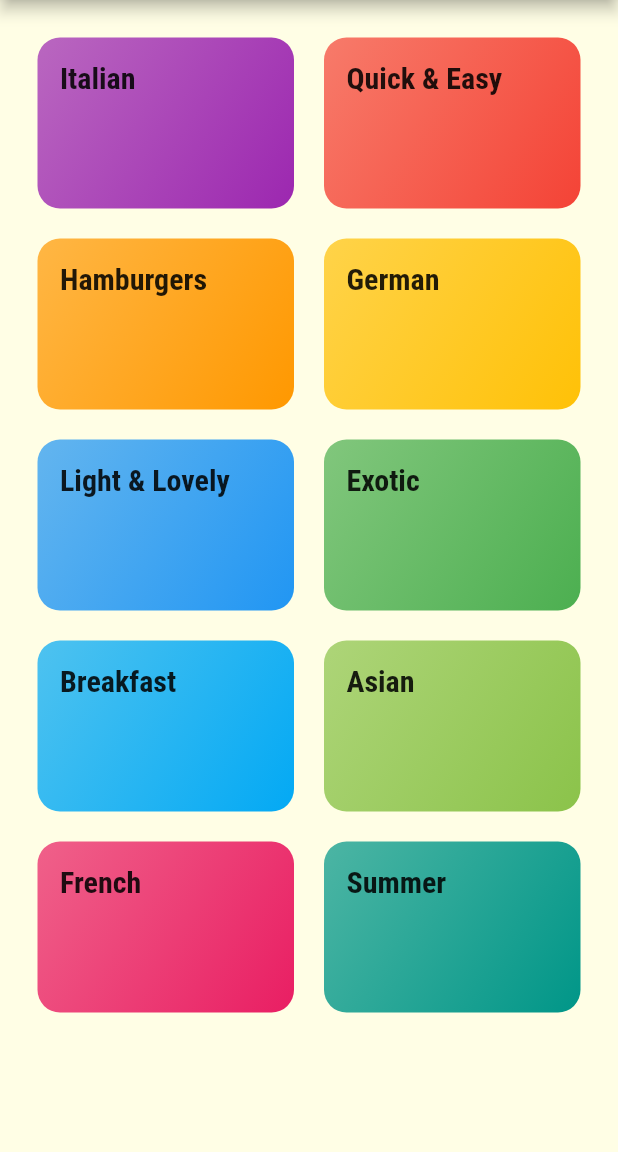
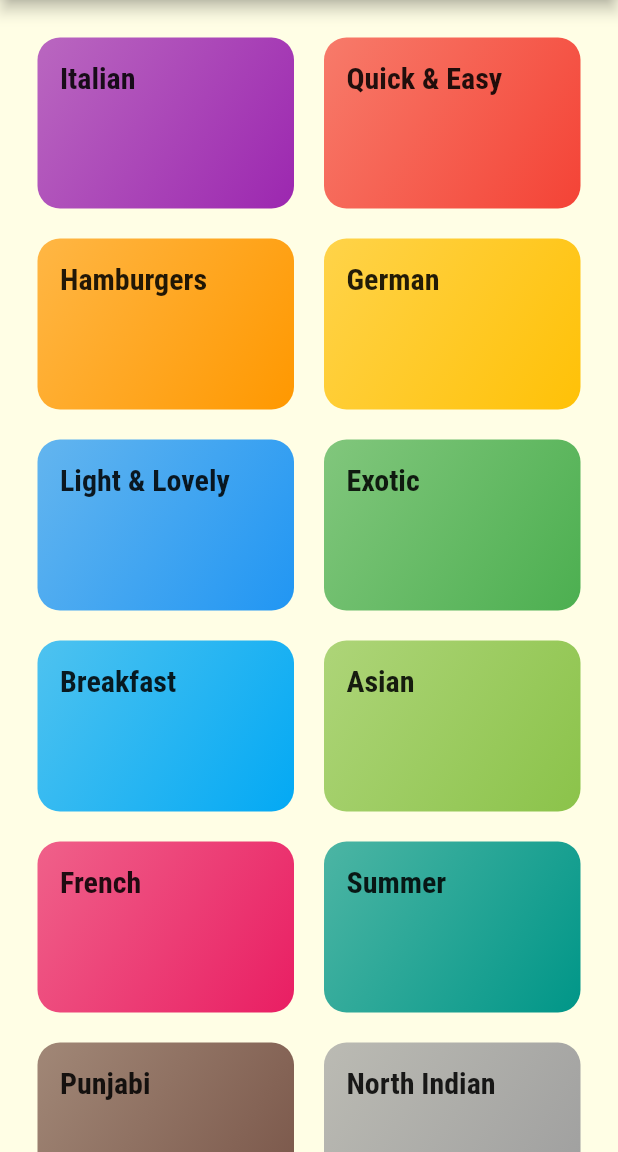
Before and after one commit to khudania/meal_app, a Flutter app: the screen it shows after launch, on a phone screen of 412 x 824 dp, the part 84-1236 px from its top. Run offline on Flutter 3.47's test engine with Material 2 defaults, Android fonts, the phone set to English and light mode, and no system bars.

Commit message:
Added few more categories in dummy-data dart file

```diff
--- a/lib/data/dummy-data.dart
+++ b/lib/data/dummy-data.dart
@@ -53,4 +53,19 @@ const DUMMY_CATEGORIES = const [
     title: 'Summer',
     color: Colors.teal,
   ),
+  Category(
+    id: 'c11',
+    title: 'Punjabi',
+    color: Colors.brown,
+  ),
+  Category(
+    id: 'c12',
+    title: 'North Indian',
+    color: Colors.grey,
+  ),
+  Category(
+    id: 'c13',
+    title: 'South Indian',
+    color: Colors.yellow,
+  ),
 ];
```
